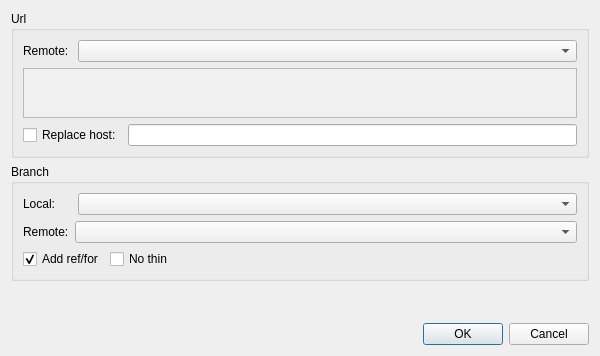
This is src/dialogs/pushdialog.ui in Rbcum/RepoMan as Qt 5 draws it before an edit. The edited form follows.
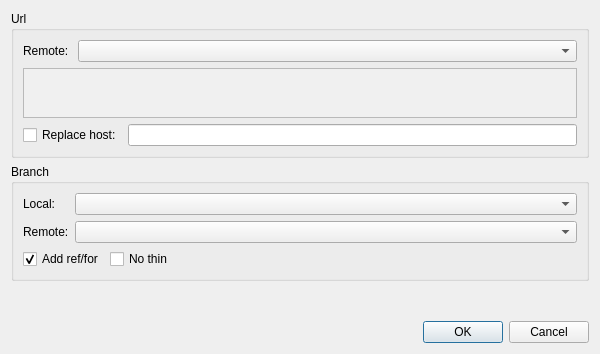
This is the edited form.

The edit to the form file:
```diff
--- a/src/dialogs/pushdialog.ui
+++ b/src/dialogs/pushdialog.ui
@@ -7,7 +7,7 @@
     <x>0</x>
     <y>0</y>
     <width>600</width>
-    <height>356</height>
+    <height>354</height>
    </rect>
   </property>
   <property name="sizePolicy">
@@ -120,25 +120,34 @@
      </property>
      <layout class="QVBoxLayout" name="verticalLayout_3">
       <item>
-       <layout class="QHBoxLayout" name="horizontalLayout" stretch="0,1">
-        <item>
-         <widget class="QLabel" name="label">
-          <property name="text">
-           <string>Local:     </string>
-          </property>
-         </widget>
-        </item>
-        <item>
-         <widget class="QComboBox" name="localBranchBox"/>
-        </item>
-       </layout>
-      </item>
-      <item>
-       <layout class="QHBoxLayout" name="horizontalLayout_3" stretch="0,1">
-        <property name="spacing">
+       <layout class="QGridLayout" name="gridLayout">
+        <property name="topMargin">
          <number>0</number>
         </property>
-        <item>
+        <item row="0" column="0">
+         <widget class="QLabel" name="label">
+          <property name="sizePolicy">
+           <sizepolicy hsizetype="Preferred" vsizetype="Preferred">
+            <horstretch>0</horstretch>
+            <verstretch>0</verstretch>
+           </sizepolicy>
+          </property>
+          <property name="text">
+           <string>Local: </string>
+          </property>
+         </widget>
+        </item>
+        <item row="0" column="1">
+         <widget class="QComboBox" name="localBranchBox">
+          <property name="sizePolicy">
+           <sizepolicy hsizetype="Expanding" vsizetype="Preferred">
+            <horstretch>0</horstretch>
+            <verstretch>0</verstretch>
+           </sizepolicy>
+          </property>
+         </widget>
+        </item>
+        <item row="1" column="0">
          <widget class="QLabel" name="label_3">
           <property name="sizePolicy">
            <sizepolicy hsizetype="Preferred" vsizetype="Preferred">
@@ -147,7 +156,7 @@
            </sizepolicy>
           </property>
           <property name="text">
-           <string>Remote:  </string>
+           <string>Remote:</string>
           </property>
          </widget>
         </item>
```
Left out of the diff: 2 changed lines with no effect on the pictures.
